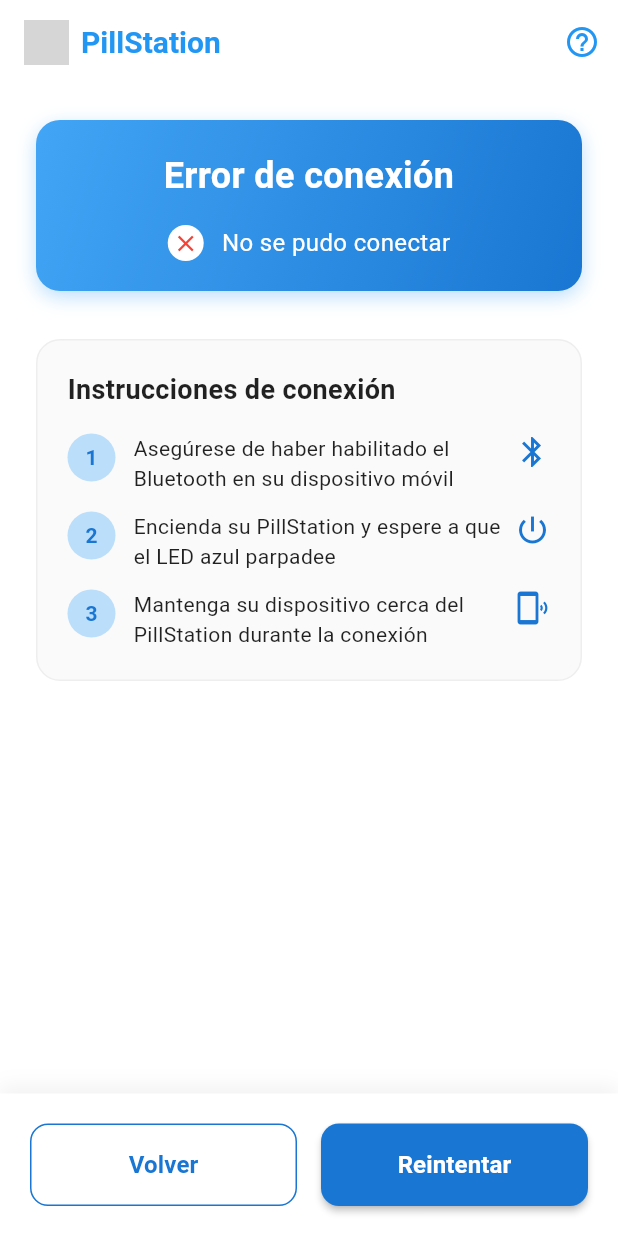
After one commit to PLAYMAN11/PillStationAPP, a Flutter app: the screen it shows after launch, after a tap on "Prueba dentro de 2 minutos", on a phone screen of 412 x 824 dp. The commit adds this screen. Run offline on Flutter 3.47's test engine with Material 3 defaults, Android fonts, the phone set to English and light mode, and no system bars; our stand-ins replace dropdown_search; missing offline and left inert: bluetooth_classic, mongo_dart; grey boxes are pictures that could not be loaded.

Commit message:
add test button

```diff
--- a/lib/widgets/home.dart
+++ b/lib/widgets/home.dart
@@ -2,6 +2,7 @@ import 'package:flutter/material.dart';
 import 'package:pillstationmovil/config/mongodb.dart';
 import 'package:pillstationmovil/widgets/pillbox/configure_pillbox.dart';
 import 'package:pillstationmovil/widgets/pillbox/connectPillbox.dart';
+import 'package:pillstationmovil/widgets/pillbox/prueba.dart';
 import 'package:pillstationmovil/widgets/query.dart';
 
 class Home extends StatefulWidget {
@@ -79,6 +80,30 @@ class _HomeState extends State<Home> {
                 ),
               ),
               const SizedBox(height: 16),
+              ElevatedButton(
+                onPressed: () {
+                  Navigator.push(
+                      context,
+                      MaterialPageRoute(builder: (context) => Prueba())
+                  );
+                },
+                style: ElevatedButton.styleFrom(
+                  backgroundColor: Colors.blue,
+                  foregroundColor: Colors.white,
+                  minimumSize: const Size(double.infinity, 56),
+                  shape: RoundedRectangleBorder(
+                    borderRadius: BorderRadius.circular(16),
+                  ),
+                  elevation: 2,
+                ),
+                child: const Text(
+                  "Prueba dentro de 2 minutos",
+                  style: TextStyle(
+                    fontSize: 18,
+                    fontWeight: FontWeight.w600,
+                  ),
+                ),
+              ),
 
               const Spacer(),
               // Bottom Info Section
--- /dev/null
+++ b/lib/widgets/pillbox/prueba.dart
@@ -0,0 +1,457 @@
+import 'package:flutter/material.dart';
+import 'package:flutter/services.dart';
+import 'package:pillstationmovil/config/Bluetooth.dart';
+import 'package:pillstationmovil/config/pill.dart';
+
+class Prueba extends StatefulWidget {
+  const Prueba({super.key});
+
+  @override
+  State<Prueba> createState() => _PruebaState();
+}
+
+class _PruebaState extends State<Prueba> with SingleTickerProviderStateMixin {
+  String? datos;
+  bool _isConnecting = true;
+  late AnimationController _animationController;
+
+  @override
+  void initState() {
+    super.initState();
+    _animationController = AnimationController(
+      vsync: this,
+      duration: const Duration(seconds: 2),
+    )..repeat();
+
+    DateTime date = DateTime.now();
+    List<int> hours=[];
+    List<int> minutes=[];
+    int i=0;
+    print(hours);
+    if (date.minute+2 >= 60) {
+      minutes.add(date.minute+2%60);
+      hours.add(date.hour+1);
+    } else{
+      minutes.add(date.minute+2);
+      hours.add(date.hour);
+    }
+    datos = "{hour : $hours, minutes:$minutes}";
+    print("${datos}");
+
+    // Start the connection process
+    SendData();
+
+    // Add a delayed check to update UI after connection
+    Future.delayed(const Duration(seconds: 3), () {
+      checkConnectionStatus();
+    });
+  }
+
+  void checkConnectionStatus() {
+    if (mounted) {
+      setState(() {
+        _isConnecting = false;
+      });
+    }
+  }
+
+  @override
+  void dispose() {
+    _animationController.dispose();
+    super.dispose();
+  }
+
+  @override
+  Widget build(BuildContext context) {
+    // Force refresh the UI based on bluetooth.isConnected
+    final bool isConnected = bluetooth.isConnected;
+
+    return Scaffold(
+      backgroundColor: Colors.white,
+      appBar: AppBar(
+        automaticallyImplyLeading: false,
+        elevation: 0,
+        backgroundColor: Colors.white,
+        title: Row(
+          children: [
+            Image.asset(
+              'assets/logo.png',
+              height: 40,
+              width: 40,
+              errorBuilder: (context, error, stackTrace) => const Icon(Icons.medication, size: 30, color: Colors.blue),
+            ),
+            const SizedBox(width: 8),
+            const Text(
+              'PillStation',
+              style: TextStyle(
+                color: Colors.blue,
+                fontWeight: FontWeight.bold,
+                fontSize: 20,
+              ),
+            ),
+          ],
+        ),
+        actions: [
+          IconButton(
+            icon: const Icon(Icons.help_outline, color: Colors.blue),
+            onPressed: () {
+              // Show help dialog
+              showDialog(
+                context: context,
+                builder: (context) => AlertDialog(
+                  title: const Text('Ayuda de Conexión'),
+                  content: const Text('Asegúrese que su dispositivo PillStation esté encendido y en modo de emparejamiento. El LED azul debe estar parpadeando.'),
+                  actions: [
+                    TextButton(
+                      onPressed: () => Navigator.pop(context),
+                      child: const Text('Entendido'),
+                    ),
+                  ],
+                ),
+              );
+            },
+          ),
+        ],
+      ),
+      body: SafeArea(
+        child: Column(
+          children: [
+            Expanded(
+              child: SingleChildScrollView(
+                padding: const EdgeInsets.all(24.0),
+                child: Column(
+                  crossAxisAlignment: CrossAxisAlignment.center,
+                  children: [
+                    // Connection status card
+                    Container(
+                      width: double.infinity,
+                      padding: const EdgeInsets.all(20),
+                      decoration: BoxDecoration(
+                        gradient: LinearGradient(
+                          colors: [Colors.blue.shade400, Colors.blue.shade700],
+                          begin: Alignment.topLeft,
+                          end: Alignment.bottomRight,
+                        ),
+                        borderRadius: BorderRadius.circular(16),
+                        boxShadow: [
+                          BoxShadow(
+                            color: Colors.blue.withOpacity(0.3),
+                            blurRadius: 10,
+                            offset: const Offset(0, 4),
+                          ),
+                        ],
+                      ),
+                      child: Column(
+                        children: [
+                          Text(
+                            _isConnecting
+                                ? "Conectando al dispositivo"
+                                : isConnected
+                                ? "Conexión exitosa"
+                                : "Error de conexión",
+                            style: const TextStyle(
+                              fontSize: 24,
+                              fontWeight: FontWeight.bold,
+                              color: Colors.white,
+                            ),
+                            textAlign: TextAlign.center,
+                          ),
+                          const SizedBox(height: 16),
+                          _isConnecting
+                              ? _buildConnectingIndicator()
+                              : isConnected
+                              ? _buildSuccessIndicator()
+                              : _buildErrorIndicator(),
+                        ],
+                      ),
+                    ),
+
+                    const SizedBox(height: 32),
+
+                    // Instructions
+                    Container(
+                      width: double.infinity,
+                      padding: const EdgeInsets.all(20),
+                      decoration: BoxDecoration(
+                        color: Colors.grey.shade50,
+                        borderRadius: BorderRadius.circular(16),
+                        border: Border.all(color: Colors.grey.shade200),
+                      ),
+                      child: Column(
+                        crossAxisAlignment: CrossAxisAlignment.start,
+                        children: [
+                          const Text(
+                            "Instrucciones de conexión",
+                            style: TextStyle(
+                              fontSize: 18,
+                              fontWeight: FontWeight.bold,
+                              color: Colors.black87,
+                            ),
+                          ),
+                          const SizedBox(height: 16),
+                          _buildInstructionStep(
+                            1,
+                            "Asegúrese de haber habilitado el Bluetooth en su dispositivo móvil",
+                            Icons.bluetooth,
+                          ),
+                          const SizedBox(height: 12),
+                          _buildInstructionStep(
+                            2,
+                            "Encienda su PillStation y espere a que el LED azul parpadee",
+                            Icons.power_settings_new,
+                          ),
+                          const SizedBox(height: 12),
+                          _buildInstructionStep(
+                            3,
+                            "Mantenga su dispositivo cerca del PillStation durante la conexión",
+                            Icons.phonelink_ring,
+                          ),
+                        ],
+                      ),
+                    ),
+
+                    const SizedBox(height: 32),
+
+                  ],
+                ),
+              ),
+            ),
+
+            // Bottom action buttons
+            Container(
+              padding: const EdgeInsets.all(20),
+              decoration: BoxDecoration(
+                color: Colors.white,
+                boxShadow: [
+                  BoxShadow(
+                    color: Colors.black.withOpacity(0.05),
+                    blurRadius: 10,
+                    offset: const Offset(0, -5),
+                  ),
+                ],
+              ),
+              child: Row(
+                children: [
+                  Expanded(
+                    child: OutlinedButton(
+                      onPressed: isConnected ? null : () {
+                        Navigator.pop(context);
+                      },
+                      style: OutlinedButton.styleFrom(
+                        padding: const EdgeInsets.symmetric(vertical: 16),
+                        shape: RoundedRectangleBorder(
+                          borderRadius: BorderRadius.circular(12),
+                        ),
+                        side: BorderSide(color: Colors.blue.shade700),
+                      ),
+                      child: Text(
+                        "Volver",
+                        style: TextStyle(
+                          fontSize: 16,
+                          fontWeight: FontWeight.w600,
+                          color: Colors.blue.shade700,
+                        ),
+                      ),
+                    ),
+                  ),
+                  const SizedBox(width: 16),
+                  Expanded(
+                    child: ElevatedButton(
+                      onPressed: _isConnecting ? null : () {
+                        if (!isConnected) {
+                          setState(() {
+                            _isConnecting = true;
+                          });
+
+                          // Try to connect again
+                          SendData();
+
+                          // Check connection status after a delay
+                          Future.delayed(const Duration(seconds: 3), () {
+                            checkConnectionStatus();
+                          });
+                        } else {
+                          // Continue to next screen
+                          // Navigator.push(context, MaterialPageRoute(builder: (context) => NextScreen()));
+                        }
+                      },
+                      style: ElevatedButton.styleFrom(
+                        backgroundColor: Colors.blue.shade700,
+                        padding: const EdgeInsets.symmetric(vertical: 16),
+                        shape: RoundedRectangleBorder(
+                          borderRadius: BorderRadius.circular(12),
+                        ),
+                        elevation: 2,
+                      ),
+                      child: Text(
+                        isConnected ? "Continuar" : "Reintentar",
+                        style: const TextStyle(
+                          fontSize: 16,
+                          fontWeight: FontWeight.w600,
+                          color: Colors.white,
+                        ),
+                      ),
+                    ),
+                  ),
+                ],
+              ),
+            ),
+          ],
+        ),
+      ),
+    );
+  }
+
+  Widget _buildConnectingIndicator() {
+    return Row(
+      mainAxisAlignment: MainAxisAlignment.center,
+      children: [
+        SizedBox(
+          width: 24,
+          height: 24,
+          child: CircularProgressIndicator(
+            valueColor: AlwaysStoppedAnimation<Color>(Colors.white),
+            strokeWidth: 2,
+          ),
+        ),
+        const SizedBox(width: 12),
+        const Text(
+          "Buscando dispositivo...",
+          style: TextStyle(
+            fontSize: 16,
+            color: Colors.white,
+          ),
+        ),
+      ],
+    );
+  }
+
+  Widget _buildSuccessIndicator() {
+    return Row(
+      mainAxisAlignment: MainAxisAlignment.center,
+      children: [
+        Container(
+          width: 24,
+          height: 24,
+          decoration: const BoxDecoration(
+            color: Colors.white,
+            shape: BoxShape.circle,
+          ),
+          child: const Icon(
+            Icons.check,
+            color: Colors.green,
+            size: 18,
+          ),
+        ),
+        const SizedBox(width: 12),
+        const Text(
+          "Datos Enviados",
+          style: TextStyle(
+            fontSize: 16,
+            color: Colors.white,
+          ),
+        ),
+      ],
+    );
+  }
+
+  Widget _buildErrorIndicator() {
+    return Row(
+      mainAxisAlignment: MainAxisAlignment.center,
+      children: [
+        Container(
+          width: 24,
+          height: 24,
+          decoration: const BoxDecoration(
+            color: Colors.white,
+            shape: BoxShape.circle,
+          ),
+          child: const Icon(
+            Icons.close,
+            color: Colors.red,
+            size: 18,
+          ),
+        ),
+        const SizedBox(width: 12),
+        const Text(
+          "No se pudo conectar",
+          style: TextStyle(
+            fontSize: 16,
+            color: Colors.white,
+          ),
+        ),
+      ],
+    );
+  }
+
+  Widget _buildInstructionStep(int step, String text, IconData icon) {
+    return Row(
+      crossAxisAlignment: CrossAxisAlignment.start,
+      children: [
+        Container(
+          width: 32,
+          height: 32,
+          decoration: BoxDecoration(
+            color: Colors.blue.shade100,
+            shape: BoxShape.circle,
+          ),
+          child: Center(
+            child: Text(
+              step.toString(),
+              style: TextStyle(
+                color: Colors.blue.shade700,
+                fontWeight: FontWeight.bold,
+              ),
+            ),
+          ),
+        ),
+        const SizedBox(width: 12),
+        Expanded(
+          child: Column(
+            crossAxisAlignment: CrossAxisAlignment.start,
+            children: [
+              Text(
+                text,
+                style: const TextStyle(
+                  fontSize: 14,
+                  color: Colors.black87,
+                ),
+              ),
+            ],
+          ),
+        ),
+        Icon(
+          icon,
+          color: Colors.blue.shade700,
+          size: 24,
+        ),
+      ],
+    );
+  }
+
+  Future<void> SendData() async {
+    try {
+      await bluetooth.sendData(datos!);
+
+      // Explicitly set bluetooth.isConnected to true if needed
+      // This depends on how your bluetooth class is implemented
+      // If bluetooth.sendData() already sets isConnected, you can skip this
+
+      // Update the UI state after data is sent
+      if (mounted) {
+        setState(() {
+          _isConnecting = false;
+        });
+      }
+    } catch (e) {
+      print("Error sending data: $e");
+
+      // Update UI to show error state
+      if (mounted) {
+        setState(() {
+          _isConnecting = false;
+        });
+      }
+    }
+  }
+}
```
